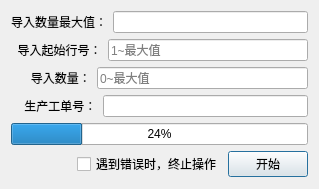
Above: src/NeoToolKits/ExcelDataUploadConfigPopDialog.ui from JaneYih/QT_NeoToolKits before the change. Below: the same form after it.
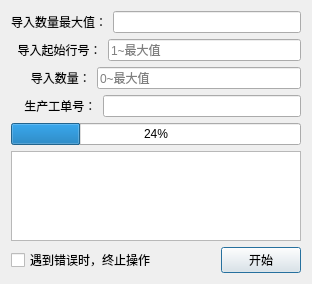
That is the form after the change.

Commit message: Excel数据导入配置界面UI变更

Diff of the .ui file:
```diff
--- a/src/NeoToolKits/ExcelDataUploadConfigPopDialog.ui
+++ b/src/NeoToolKits/ExcelDataUploadConfigPopDialog.ui
@@ -6,8 +6,8 @@
    <rect>
     <x>0</x>
     <y>0</y>
-    <width>319</width>
-    <height>189</height>
+    <width>312</width>
+    <height>284</height>
    </rect>
   </property>
   <property name="windowTitle">
@@ -93,8 +93,18 @@
      </property>
     </widget>
    </item>
+   <item>
+    <widget class="QListWidget" name="listWidget"/>
+   </item>
    <item>
     <layout class="QHBoxLayout" name="horizontalLayout">
+     <item>
+      <widget class="QCheckBox" name="checkBox_ErrorStop">
+       <property name="text">
+        <string>遇到错误时，终止操作</string>
+       </property>
+      </widget>
+     </item>
      <item>
       <spacer name="horizontalSpacer">
        <property name="orientation">
@@ -108,13 +118,6 @@
        </property>
       </spacer>
      </item>
-     <item>
-      <widget class="QCheckBox" name="checkBox_ErrorStop">
-       <property name="text">
-        <string>遇到错误时，终止操作</string>
-       </property>
-      </widget>
-     </item>
      <item>
       <widget class="QPushButton" name="btn_StartOrStop">
        <property name="text">
```
The commit also changes 1 other file.
